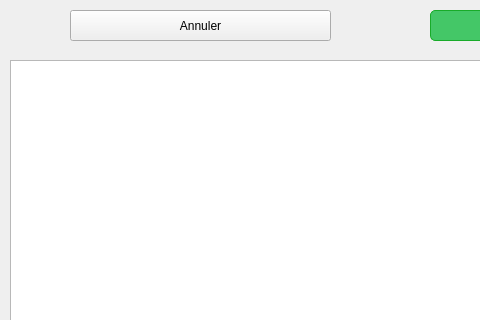
This is editmeteodataform.ui in rgex/previRecolte as Qt 5 draws it before an edit; both pictures show x 0 to 480 and y 0 to 320 of the 760 by 650 pixel window. The edited form follows.
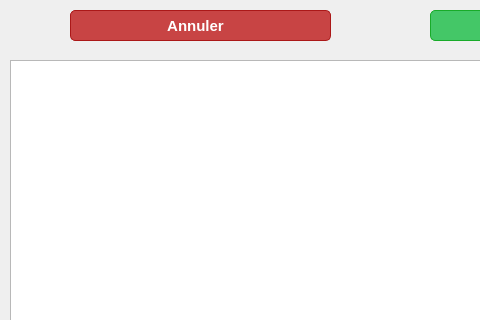
This is the edited form. Icons and pictures are not drawn.

What changed in the file:
```diff
--- a/editmeteodataform.ui
+++ b/editmeteodataform.ui
@@ -89,6 +89,28 @@
      <height>31</height>
     </rect>
    </property>
+   <property name="styleSheet">
+    <string notr="true">QPushButton {
+	background-color:#C84444;
+	border-radius:5px;
+	border:1px solid #AB1818;
+	color:#ffffff;
+	font-family:arial;
+	font-size:15px;
+	font-weight:bold;
+	text-decoration:none;
+	padding-right:10px;
+	outline: 0;
+}
+
+QPushButton:hover:!pressed {
+	background-color:#D85454;
+}
+
+QPushButton:pressed {
+	background-color:#B83434;
+}</string>
+   </property>
    <property name="text">
     <string>Annuler</string>
    </property>
```
Left out of the diff: 12 changed lines with no effect on the pictures.
